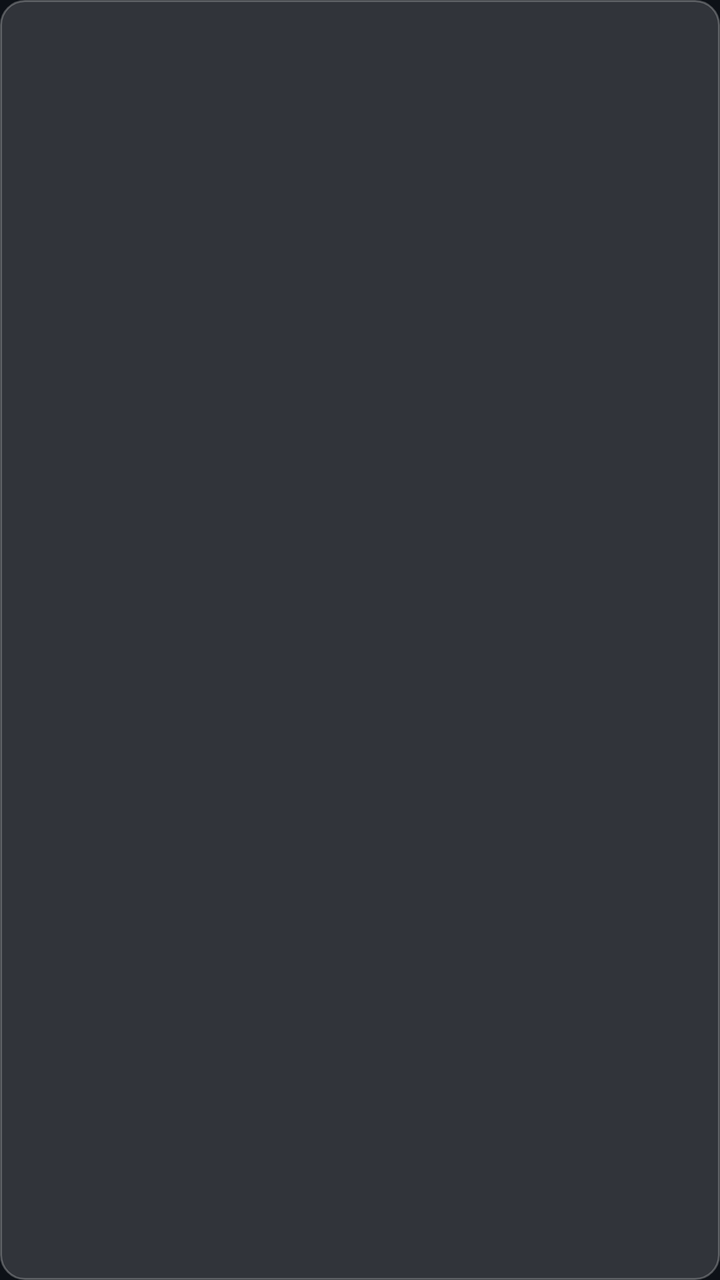
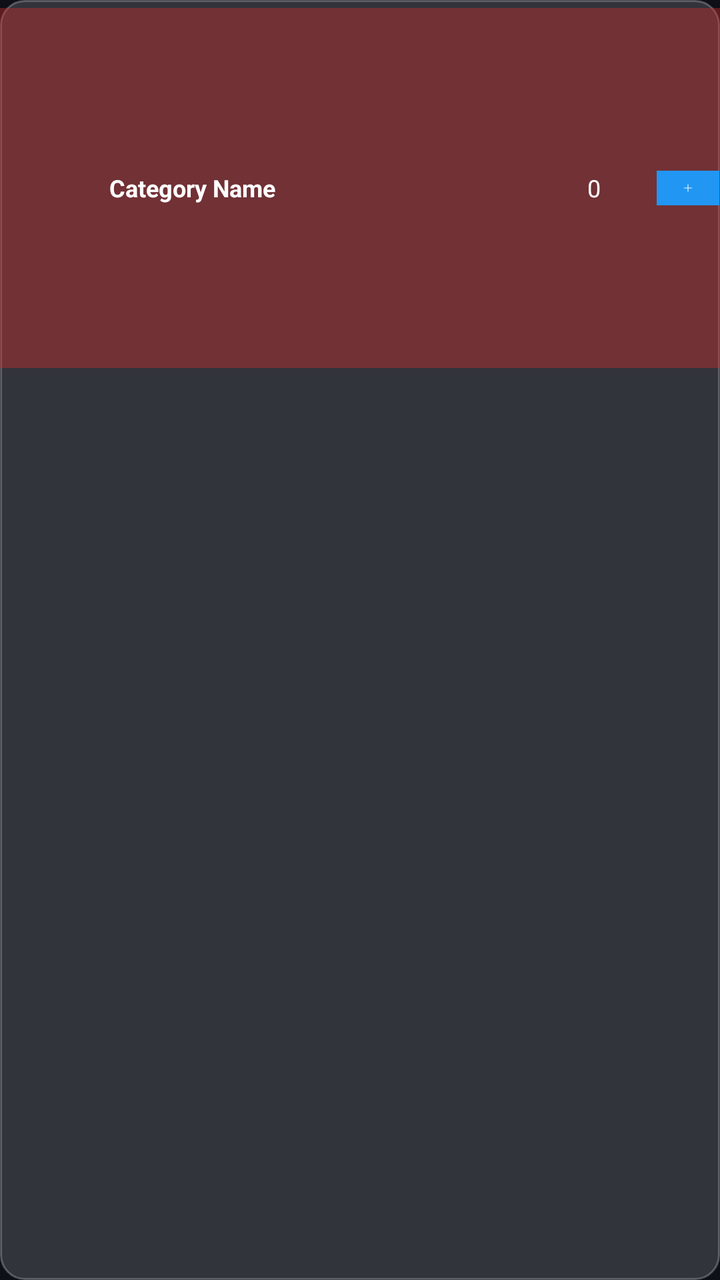

Before-and-after screenshots of an Android layout around one commit, followed by the original layout XML and the change that was made.
<!-- AndroidManifest.xml: application theme AppTheme -->
<!-- res/layout/item_category.xml -->
<?xml version="1.0" encoding="utf-8"?>
<LinearLayout xmlns:android="http://schemas.android.com/apk/res/android"
    android:layout_width="wrap_content"
    android:layout_height="wrap_content"
    android:orientation="vertical"
    android:background="@drawable/channel_item_background"
    android:padding="12dp"
    android:layout_marginEnd="8dp"
    android:focusable="true"
    android:clickable="true">

    <TextView
        android:id="@+id/categoryName"
        android:layout_width="wrap_content"
        android:layout_height="wrap_content"
        android:textColor="@color/text_primary"
        android:textSize="16sp"
        android:textStyle="bold"
        android:maxLines="1"
        android:paddingStart="16dp"
        android:paddingEnd="16dp" />

</LinearLayout>
<!-- resources referenced by this layout -->
<resources>
  <color name="text_primary">#FFFFFF</color>
  <!-- drawable channel_item_background (drawable) -->
  <?xml version="1.0" encoding="utf-8"?>
  <selector xmlns:android="http://schemas.android.com/apk/res/android">
      <item android:state_focused="true">
          <shape android:shape="rectangle">
              <solid android:color="@color/focus_background" />
              <stroke
                  android:width="2dp"
                  android:color="@color/focus_color" />
              <corners android:radius="12dp" />
          </shape>
      </item>
      <item>
          <shape android:shape="rectangle">
              <solid android:color="@color/glassmorphism_background" />
              <stroke
                  android:width="1dp"
                  android:color="@color/glassmorphism_stroke" />
              <corners android:radius="12dp" />
          </shape>
      </item>
  </selector>
  <style name="AppTheme" parent="Theme.AppCompat.NoActionBar">
          
          <item name="colorPrimary">@color/primary_blue</item>
          <item name="colorPrimaryDark">@color/dark_background</item>
          <item name="colorAccent">@color/accent_blue</item>
  
          
          <item name="android:windowBackground">@color/dark_background</item>
          <item name="android:colorBackground">@color/dark_background</item>
  
          
          <item name="android:textColorPrimary">@color/text_primary</item>
          <item name="android:textColorSecondary">@color/text_secondary</item>
  
          
          <item name="android:windowDrawsSystemBarBackgrounds">true</item>
      </style>
  <color name="focus_background">#332196F3</color>
  <color name="focus_color">#2196F3</color>
  <color name="glassmorphism_background">#26FFFFFF</color>
  <color name="glassmorphism_stroke">#40FFFFFF</color>
  <color name="primary_blue">#2196F3</color>
  <color name="dark_background">#0D1117</color>
  <color name="accent_blue">#64B5F6</color>
  <color name="text_secondary">#B0B0B0</color>
</resources>

<!-- the commit's change to res/layout/item_category.xml (unified diff, before → after) -->
@@ -1,23 +1,74 @@
 <?xml version="1.0" encoding="utf-8"?>
-<LinearLayout xmlns:android="http://schemas.android.com/apk/res/android"
-    android:layout_width="wrap_content"
+<RelativeLayout 
+    xmlns:android="http://schemas.android.com/apk/res/android"
+    android:id="@+id/rootLayout"
+    android:layout_width="match_parent"
     android:layout_height="wrap_content"
-    android:orientation="vertical"
+    android:orientation="horizontal"
     android:background="@drawable/channel_item_background"
-    android:padding="12dp"
-    android:layout_marginEnd="8dp"
+    android:paddingTop="4dp"
+    android:paddingBottom="4dp"
     android:focusable="true"
-    android:clickable="true">
+    android:clickable="true"
+    android:animateLayoutChanges="false">
 
-    <TextView
-        android:id="@+id/categoryName"
-        android:layout_width="wrap_content"
+    <LinearLayout
+        android:id="@+id/innerLayout"
+        android:layout_width="match_parent"
         android:layout_height="wrap_content"
-        android:textColor="@color/text_primary"
-        android:textSize="16sp"
-        android:textStyle="bold"
-        android:maxLines="1"
-        android:paddingStart="16dp"
-        android:paddingEnd="16dp" />
+        android:minHeight="40dp"
+        android:orientation="horizontal"
+        android:background="#66D32F2F"
+        android:animateLayoutChanges="false">
 
-</LinearLayout>
+        
+        <TextView
+            android:id="@+id/categoryPosition"
+            android:layout_width="0dp"
+            android:layout_height="match_parent"
+            android:layout_weight="0.15"
+            android:gravity="center"
+            android:textColor="@color/text_primary"
+            android:textSize="12sp"
+            android:animateLayoutChanges="false"/>
+
+        
+        <TextView
+            android:id="@+id/categoryName"
+            android:layout_width="0dp"
+            android:layout_height="match_parent"
+            android:layout_weight="0.7"
+            android:gravity="start|center_vertical"
+            android:text="Category Name"
+            android:textColor="@color/text_primary"
+            android:textSize="12sp"
+            android:textStyle="bold"
+            android:paddingStart="8dp"
+            android:paddingEnd="8dp"
+            android:animateLayoutChanges="false"/>
+
+        
+        <TextView
+            android:id="@+id/categoryCount"
+            android:layout_width="0dp"
+            android:layout_height="match_parent"
+            android:layout_weight="0.2"
+            android:gravity="center"
+            android:text="0"
+            android:textColor="@color/text_primary"
+            android:textSize="12sp"
+            android:animateLayoutChanges="false"/>
+
+        
+        <ImageView
+            android:id="@+id/pointerImageView"
+            android:layout_width="0dp"
+            android:layout_height="match_parent"
+            android:layout_weight="0.1"
+            android:src="@drawable/app_banner"
+            android:scaleType="fitCenter"
+            android:contentDescription="@string/app_name"
+            android:animateLayoutChanges="false"/>
+    </LinearLayout>
+
+</RelativeLayout>
<!-- resource entries referenced after the edit -->
@@ -1,6 +1,21 @@
 <!-- resources referenced by this layout -->
 <resources>
   <color name="text_primary">#FFFFFF</color>
+  <!-- drawable app_banner (drawable) -->
+  <vector xmlns:android="http://schemas.android.com/apk/res/android"
+      android:width="320dp"
+      android:height="180dp"
+      android:viewportWidth="320"
+      android:viewportHeight="180">
+      <path
+          android:fillColor="@color/primary_blue"
+          android:pathData="M0,0h320v180h-320z"/>
+      <path
+          android:fillColor="#FFFFFF"
+          android:pathData="M160,70 L160,110 M140,90 L180,90"
+          android:strokeWidth="4"
+          android:strokeColor="#FFFFFF"/>
+  </vector>
   <!-- drawable channel_item_background (drawable) -->
   <?xml version="1.0" encoding="utf-8"?>
   <selector xmlns:android="http://schemas.android.com/apk/res/android">
@@ -23,6 +38,7 @@
           </shape>
       </item>
   </selector>
+  <string name="app_name">Alaa IPTV</string>
   <style name="AppTheme" parent="Theme.AppCompat.NoActionBar">
           
           <item name="colorPrimary">@color/primary_blue</item>
